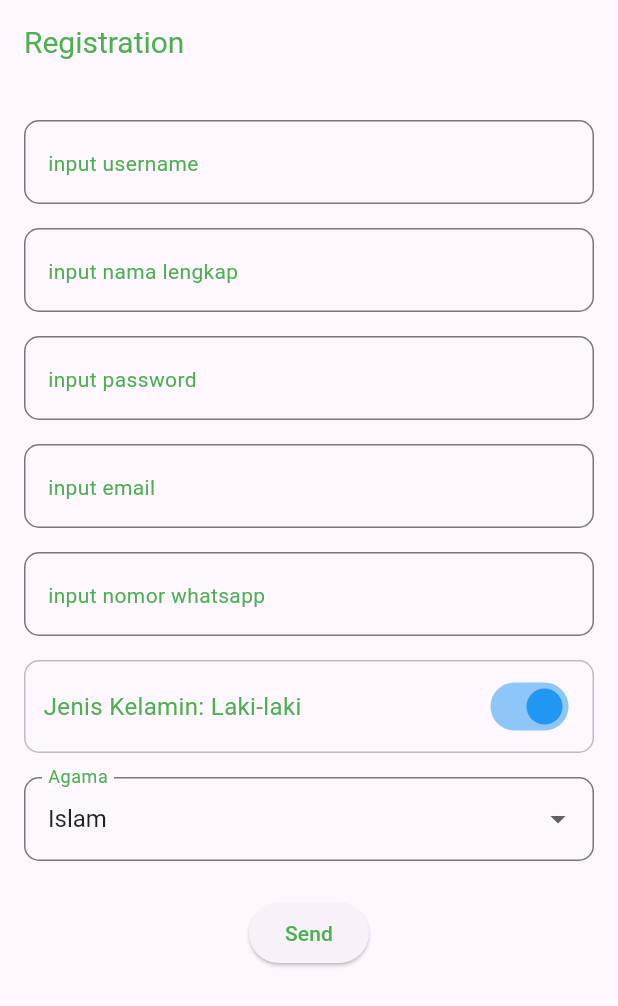
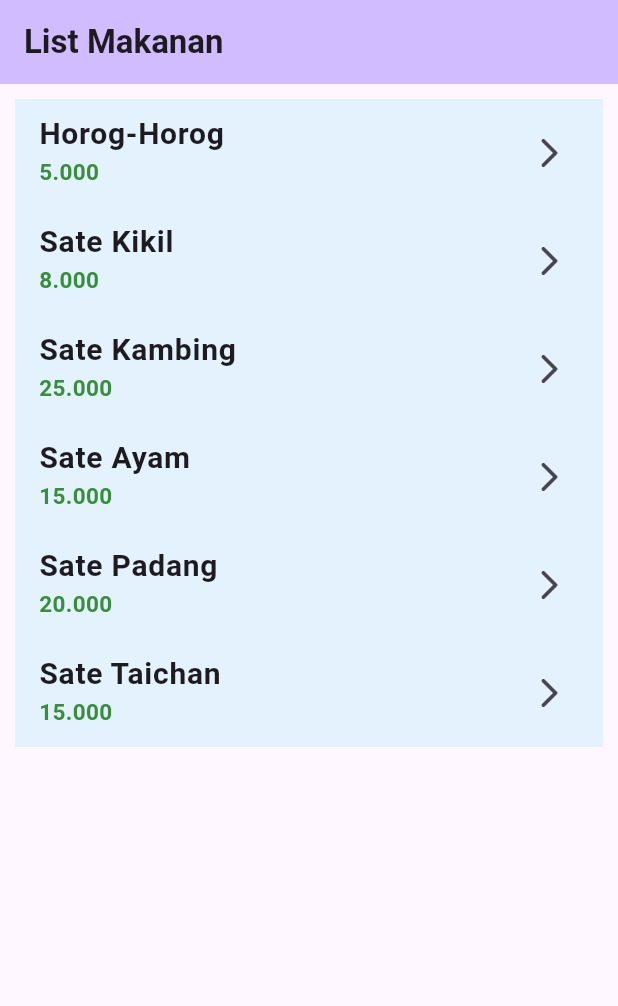
Before and after one commit to myhli/FlutterSemester1, a Flutter app: the screen it shows after launch, on a phone screen of 412 x 824 dp. Shown: the top 1006 px of the screen. Run offline on Flutter 3.47's test engine with Material 3 defaults, Android fonts, the light colour scheme and no system bars; our stand-ins replace get.

Commit message:
iki commit sate satean

```diff
--- /dev/null
+++ b/lib/controllers/list_makanan_controller.dart
@@ -0,0 +1,55 @@
+import 'package:flutter_semester_1/models/makanan_model.dart';
+import 'package:get/get.dart';
+
+class ListMakananController extends GetxController {
+  List<MakananModel> dataMakanan = [
+    MakananModel(
+      namaMakanan: "Horog-Horog",
+      harga: "5.000",
+      rating: "⭐⭐⭐⭐",
+      review: "Tekstur kenyal unik, nikmat disantap bareng sate, rasanya khas gurih",
+      deskripsi: "Makanan tradisional khas Jepara berbahan dasar tepung aren berbutir kenyal gurih, biasa disantap dengan parutan kelapa serta pelengkap aneka sate atau kuah bakso.",
+      gambarPath: "assets/images/horog.png",
+    ),
+    MakananModel(
+      namaMakanan: "Sate Kikil",
+      harga: "8.000",
+      rating: "⭐⭐⭐⭐⭐",
+      review: "Kenyal gurih bumbunya meresap mantap",
+      deskripsi: "Tusukan kikil sapi kenyal yang dimasak ungkep rempah sedap, dibakar dan dilumuri siraman saus bumbu kacang gurih pedas manis yang kental menggoda selera.",
+      gambarPath: "assets/images/satekikil.png",
+    ),
+    MakananModel(
+      namaMakanan: "Sate Kambing",
+      harga: "25.000",
+      rating: "⭐⭐⭐⭐",
+      review: "Daging kambing muda empuk dan tidak bau",
+      deskripsi: "Potongan daging kambing muda bakar beroles kecap manis bumbu rempah ketumbar, bertekstur empuk lembut beraroma asap harum, dan sangat gurih di lidah.",
+      gambarPath: "assets/images/satekambing.png",
+    ),
+    MakananModel(
+      namaMakanan: "Sate Ayam",
+      harga: "15.000",
+      rating: "⭐⭐⭐⭐",
+      review: "Daging empuk tebal, bumbu kacangnya legit nagih",
+      deskripsi: "Tusukan daging ayam empuk yang dipanggang arang harum, dibalut saus kacang kental manis gurih, disajikan lengkap bersama irisan bawang merah serta lontong.",
+      gambarPath: "assets/images/sateayam.png",
+    ),
+    MakananModel(
+      namaMakanan: "Sate Padang",
+      harga: "20.000",
+      rating: "⭐⭐⭐⭐",
+      review: "Kuah rempahnya medok pedas sedap",
+      deskripsi: "Potongan daging dan lidah sapi bakar beraroma khas rempah kuat, disiram kuah kental kuning gurih pedas kaya kapulaga, serai, dan kunyit hangat menggugah selera.",
+      gambarPath: "assets/images/satepadang.png",
+    ),
+    MakananModel(
+      namaMakanan: "Sate Taichan",
+      harga: "15.000",
+      rating: "⭐⭐⭐⭐",
+      review: "Pedas asam segar, gurihnya nampol banget",
+      deskripsi: "Tusukan daging ayam fillet empuk yang dibakar polos tanpa kecap, disajikan bersama kucuran perasan jeruk nipis segar dan cocolan ulekan sambal cabai rawit gurih pedas menggigit.",
+      gambarPath: "assets/images/satetaichan.png",
+    ),
+  ];
+}
--- a/lib/main.dart
+++ b/lib/main.dart
@@ -1,5 +1,3 @@
-import 'package:flutter_semester_1/pages/calculator_page.dart';
-import 'package:flutter_semester_1/pages/login_page.dart';
 import 'package:flutter_semester_1/routes.dart';
 import 'package:flutter/material.dart';
 import 'package:get/get.dart';
@@ -11,12 +9,11 @@ void main() {
 class MyApp extends StatelessWidget {
   const MyApp({super.key});
 
-  // This widget is the root of your application.
   @override
   Widget build(BuildContext context) {
     return GetMaterialApp(
       title: "Belajar Flutter GetX",
-      initialRoute: Routes.registraion,
+      initialRoute: Routes.list_makanan,
       getPages: Routes.myPages,
     );
   }
--- /dev/null
+++ b/lib/models/makanan_model.dart
@@ -0,0 +1,17 @@
+class MakananModel {
+  String namaMakanan;
+  String harga;
+  String rating;
+  String deskripsi;
+  String review;
+  String gambarPath;
+
+  MakananModel({
+    required this.namaMakanan,
+    required this.harga,
+    required this.rating,
+    required this.deskripsi,
+    required this.review,
+    required this.gambarPath,
+  });
+}
--- /dev/null
+++ b/lib/pages/list_makanan_page.dart
@@ -0,0 +1,56 @@
+import 'package:flutter/material.dart';
+import 'package:flutter_semester_1/controllers/list_makanan_controller.dart';
+import 'package:flutter_semester_1/pages/detail_makanan_page.dart';
+import 'package:get/get.dart';
+
+class ListMakananPage extends StatelessWidget {
+  ListMakananPage({super.key});
+
+  final controller = Get.put(ListMakananController());
+
+  @override
+  Widget build(BuildContext context) {
+    return Scaffold(
+      appBar: AppBar(
+        title: const Text(
+          "List Makanan",
+          style: TextStyle(fontWeight: FontWeight.bold),
+        ),
+        backgroundColor: Theme.of(context).colorScheme.inversePrimary,
+      ),
+      body: Container(
+        margin: const EdgeInsets.all(10),
+        child: ListView.builder(
+          itemCount: controller.dataMakanan.length,
+          itemBuilder: (context, index) {
+            final makanan = controller.dataMakanan[index];
+            return InkWell(
+              onTap: () {
+                Get.to(() => const DetailMakananPage(), arguments: makanan);
+              },
+              child: ListTile(
+                tileColor: Colors.blue.shade50,
+                title: Text(
+                  makanan.namaMakanan,
+                  style: const TextStyle(
+                    fontSize: 20,
+                    fontWeight: FontWeight.bold,
+                  ),
+                ),
+                subtitle: Text(
+                  makanan.harga,
+                  style: TextStyle(
+                    fontSize: 15,
+                    color: Colors.green[700],
+                    fontWeight: FontWeight.w600,
+                  ),
+                ),
+                trailing: const Icon(Icons.arrow_forward_ios_rounded),
+              ),
+            );
+          },
+        ),
+      ),
+    );
+  }
+}
--- a/lib/routes.dart
+++ b/lib/routes.dart
@@ -1,4 +1,5 @@
 import 'package:flutter_semester_1/pages/confirm_registration_page.dart';
+import 'package:flutter_semester_1/pages/list_makanan_page.dart';
 import 'package:flutter_semester_1/pages/login_page.dart';
 import 'package:flutter_semester_1/pages/registration_page.dart';
 import 'package:get/get.dart';
@@ -7,13 +8,12 @@ class Routes {
   static const String registraion = "/registraion";
   static const String confirm_registraion = "/confirm_registraion";
   static const String login = "/login";
-  // dll
+  static const String list_makanan = "/list_makanan";
 
-  // kita masukkan ke dalam myPages array
   static final myPages = [
     GetPage(name: registraion, page: () => RegistrationPage()),
     GetPage(name: confirm_registraion, page: () => ConfirmRegistrationPage()),
     GetPage(name: login, page: () => LoginPage()),
-    // dll
+    GetPage(name: list_makanan, page: () => ListMakananPage()),
   ];
 }
--- a/pubspec.yaml
+++ b/pubspec.yaml
@@ -58,6 +58,9 @@ flutter:
   # the material Icons class.
   uses-material-design: true
 
+  assets:
+    - assets/images/
+
   # To add assets to your application, add an assets section, like this:
   # assets:
   #   - images/a_dot_burr.jpeg
```
Also changed, not shown: lib/pages/confirm_registration_page.dart (+3 -16 lines), lib/pages/detail_makanan_page.dart (added, +70 -0 lines), assets/images/horog.png (added), assets/images/sateayam.png (added), assets/images/satekambing.png (added), assets/images/satekikil.png (added), assets/images/satepadang.png (added), assets/images/satetaichan.png (added), 2 other files.
